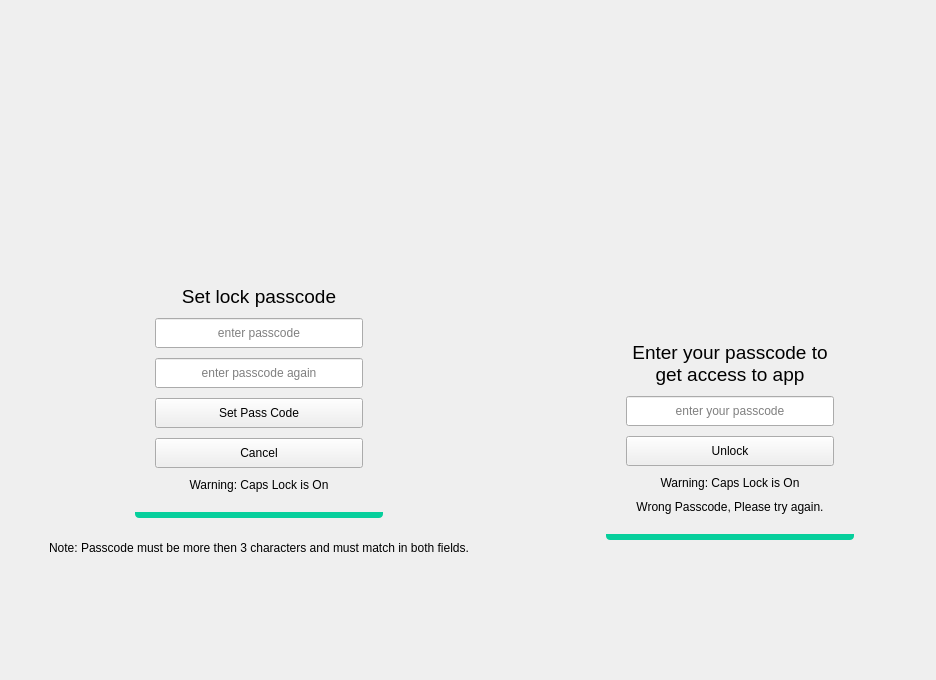
This is src/lock.ui in keshavbhatt/whatsie as Qt 5 draws it before an edit. The edited form follows.
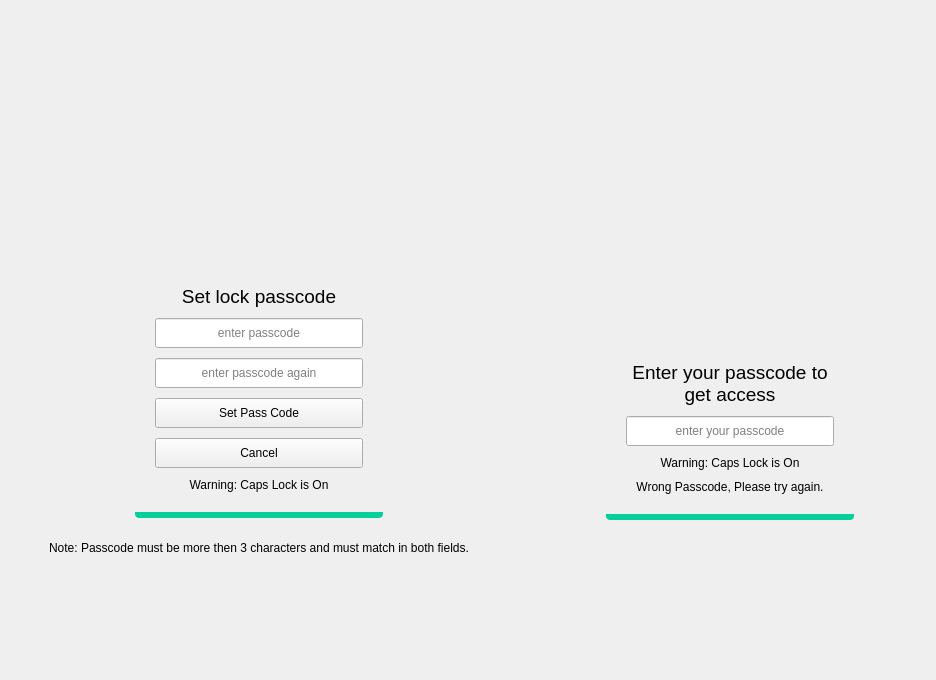
This is the edited form. Icons and pictures are not drawn.

Commit message:
chore: unlock action button
- use unlock action button instead of pushbutton

```diff
--- a/src/lock.ui
+++ b/src/lock.ui
@@ -594,7 +594,7 @@
                    </font>
                   </property>
                   <property name="text">
-                   <string>Enter your passcode to get access to app</string>
+                   <string>Enter your passcode to get access</string>
                   </property>
                   <property name="alignment">
                    <set>Qt::AlignCenter</set>
@@ -623,19 +623,6 @@
                   </property>
                  </widget>
                 </item>
-                <item>
-                 <widget class="QPushButton" name="unlock">
-                  <property name="minimumSize">
-                   <size>
-                    <width>0</width>
-                    <height>30</height>
-                   </size>
-                  </property>
-                  <property name="text">
-                   <string>Unlock</string>
-                  </property>
-                 </widget>
-                </item>
                 <item>
                  <widget class="QLabel" name="caps1">
                   <property name="text">
```
The commit also changes 5 other files.
